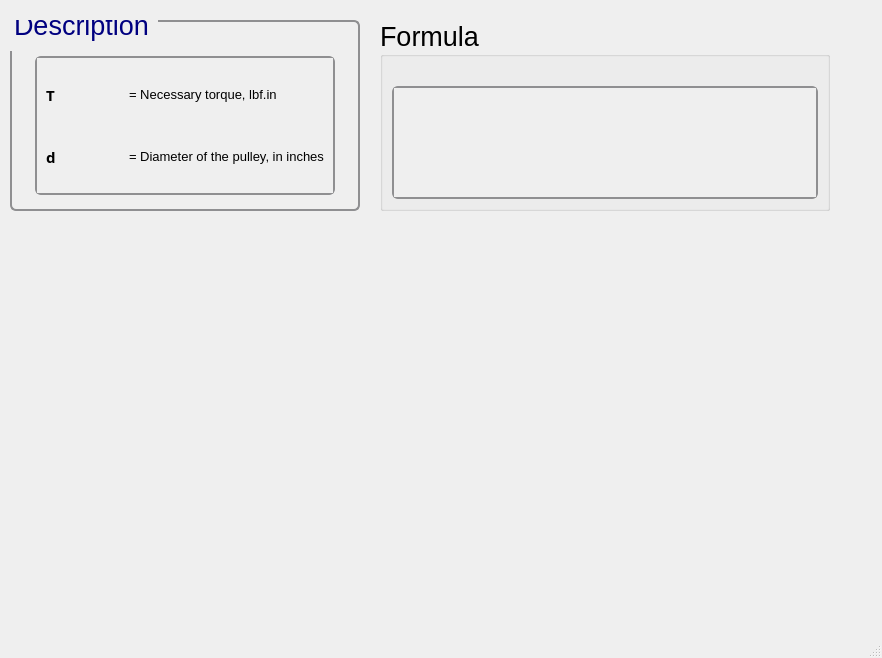
Above: ui/beltf1a_f2.ui from Ah00ra/HNNS before the change. Below: the same form after it.
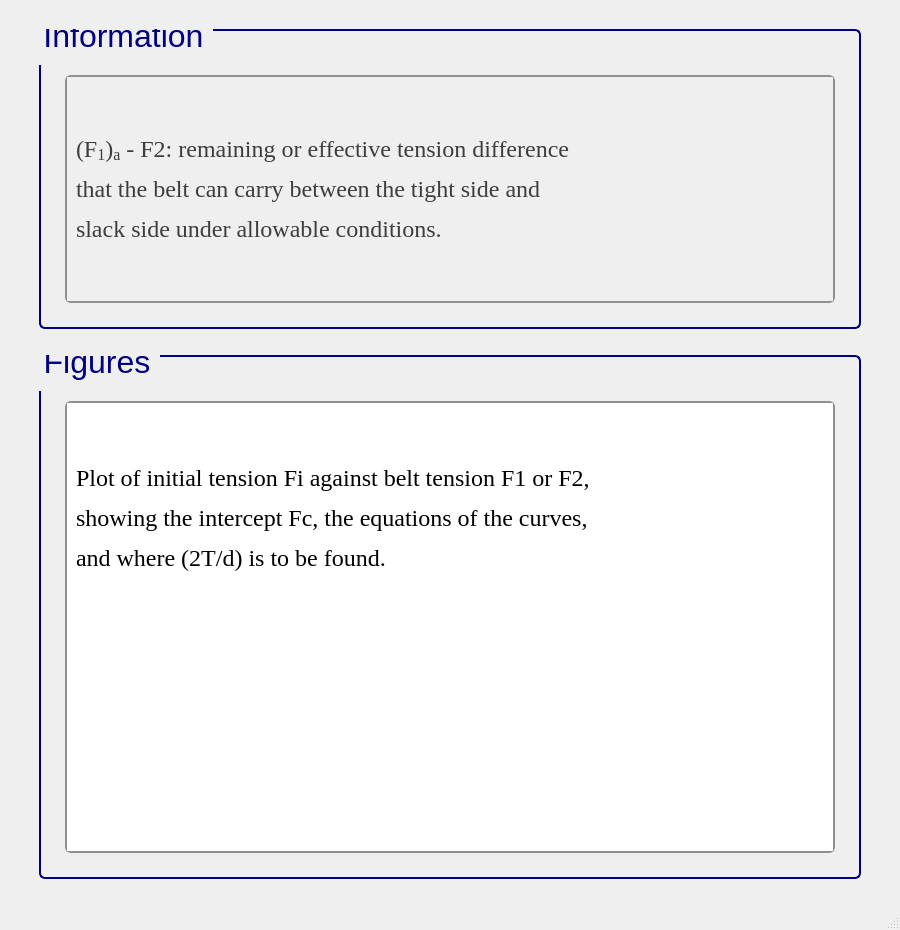
That is the form after the change. Icons and pictures are not drawn.

```diff
--- a/ui/beltf1a_f2.ui
+++ b/ui/beltf1a_f2.ui
@@ -6,45 +6,464 @@
    <rect>
     <x>0</x>
     <y>0</y>
-    <width>882</width>
-    <height>658</height>
+    <width>900</width>
+    <height>930</height>
    </rect>
   </property>
-  <property name="windowTitle">
-   <string>MainWindow</string>
+  <property name="minimumSize">
+   <size>
+    <width>900</width>
+    <height>930</height>
+   </size>
+  </property>
+  <property name="maximumSize">
+   <size>
+    <width>900</width>
+    <height>930</height>
+   </size>
   </property>
   <widget class="QWidget" name="centralwidget">
+   <layout class="QGridLayout" name="gridLayout">
+    <item row="0" column="1">
+     <spacer name="verticalSpacer_26">
+      <property name="orientation">
+       <enum>Qt::Vertical</enum>
+      </property>
+      <property name="sizeType">
+       <enum>QSizePolicy::Fixed</enum>
+      </property>
+      <property name="sizeHint" stdset="0">
+       <size>
+        <width>20</width>
+        <height>20</height>
+       </size>
+      </property>
+     </spacer>
+    </item>
+    <item row="3" column="1">
+     <widget class="QGroupBox" name="groupBox_42">
+      <property name="sizePolicy">
+       <sizepolicy hsizetype="Minimum" vsizetype="Minimum">
+        <horstretch>0</horstretch>
+        <verstretch>0</verstretch>
+       </sizepolicy>
+      </property>
+      <property name="minimumSize">
+       <size>
+        <width>822</width>
+        <height>350</height>
+       </size>
+      </property>
+      <property name="maximumSize">
+       <size>
+        <width>350</width>
+        <height>16777215</height>
+       </size>
+      </property>
+      <property name="font">
+       <font>
+        <family>Segoe UI</family>
+        <pointsize>24</pointsize>
+        <weight>50</weight>
+        <italic>false</italic>
+        <bold>false</bold>
+       </font>
+      </property>
+      <property name="styleSheet">
+       <string notr="true">/* GroupBox styling */
+QGroupBox {
+    border: 2px solid navy;
+    border-radius: 6px;
+    background-color: qlineargradient(x1:0, y1:0, x2:0, y2:1,
+    stop:0 #f6f7fa, stop:1 #dadbde);
+    font: 24pt &quot;Segoe UI&quot;;
+    padding: 5px;
+    color: black;
+}
+
+/* GroupBox title styling */
+QGroupBox::title {
+    subcontrol-origin: margin;
+    subcontrol-position: top left;
+    padding-left: 0px;
+    padding-right: 5px;
+    padding-top: 0px;
+    margin-top: -22px;
+    color: navy;
+    font-weight: bold;
+}
+
+/* Make QScrollArea (only within GroupBox) have a white background with correct border */
+QGroupBox QScrollArea {
+    background-color: white !important;
+    border: 2px solid #8f8f91;
+    border-radius: 6px;
+}
+
+/* Make QScrollArea's viewport white as well */
+QGroupBox QScrollArea QWidget {
+    background-color: white !important;
+}
+
+/* Scrollbar styling inside QScrollArea in QGroupBox */
+QGroupBox QScrollArea QScrollBar:vertical, QGroupBox QScrollArea QScrollBar:horizontal {
+    background: qlineargradient(x1:0, y1:0, x2:0, y2:1,
+    stop:0 #f6f7fa, stop:1 #dadbde);
+    border: 2px solid #8f8f91;
+    border-radius: 6px;
+    width: 14px;
+    height: 14px;
+    margin: 2px 0 2px 0;
+}
+
+/* Remove bottom button of vertical scrollbar */
+QGroupBox QScrollArea QScrollBar::add-line:vertical {
+    height: 0px;
+    width: 0px;
+    border: none;
+    background: none;
+    margin: 0px;
+    padding: 0px;
+}
+
+/* Scrollbar handle */
+QGroupBox QScrollArea QScrollBar::handle:vertical, QGroupBox QScrollArea QScrollBar::handle:horizontal {
+    background: qlineargradient(x1:0, y1:0, x2:0, y2:1,
+    stop:0 #8f8f91, stop:1 #6f6f71);
+    min-height: 20px;
+    border-radius: 6px;
+    border: 1px solid #6f6f71;
+}
+
+QGroupBox QScrollArea QScrollBar::handle:vertical:hover, QGroupBox QScrollArea QScrollBar::handle:horizontal:hover {
+    background: qlineargradient(x1:0, y1:0, x2:0, y2:1,
+    stop:0 #6f6f71, stop:1 #4f4f51);
+    border: 1px solid #4f4f51;
+}
+
+/* Scrollbar sub-line buttons */
+QGroupBox QScrollArea QScrollBar::sub-line:vertical, QGroupBox QScrollArea QScrollBar::add-line:horizontal, QGroupBox QScrollArea QScrollBar::sub-line:horizontal {
+    background: #8f8f91;
+    border: none;
+    border-radius: 3px;
+    height: 14px;
+    width: 14px;
+    subcontrol-origin: margin;
+}
+
+QGroupBox QScrollArea QScrollBar::sub-line:vertical:hover, QGroupBox QScrollArea QScrollBar::add-line:horizontal:hover, QGroupBox QScrollArea QScrollBar::sub-line:horizontal:hover {
+    background: #6f6f71;
+}
+
+/* Transparent page areas */
+QGroupBox QScrollArea QScrollBar::add-page:vertical, QGroupBox QScrollArea QScrollBar::sub-page:vertical,
+QGroupBox QScrollArea QScrollBar::add-page:horizontal, QGroupBox QScrollArea QScrollBar::sub-page:horizontal {
+    background: transparent;
+}
+</string>
+      </property>
+      <property name="title">
+       <string>Figures</string>
+      </property>
+      <layout class="QGridLayout" name="gridLayout_2">
+       <item row="0" column="1">
+        <spacer name="verticalSpacer_41">
+         <property name="orientation">
+          <enum>Qt::Vertical</enum>
+         </property>
+         <property name="sizeType">
+          <enum>QSizePolicy::Fixed</enum>
+         </property>
+         <property name="sizeHint" stdset="0">
+          <size>
+           <width>20</width>
+           <height>30</height>
+          </size>
+         </property>
+        </spacer>
+       </item>
+       <item row="1" column="0">
+        <spacer name="verticalSpacer_39">
+         <property name="orientation">
+          <enum>Qt::Horizontal</enum>
+         </property>
+         <property name="sizeType">
+          <enum>QSizePolicy::Fixed</enum>
+         </property>
+         <property name="sizeHint" stdset="0">
+          <size>
+           <width>10</width>
+           <height>20</height>
+          </size>
+         </property>
+        </spacer>
+       </item>
+       <item row="1" column="1">
+        <widget class="QScrollArea" name="scrollArea_3">
+         <property name="styleSheet">
+          <string notr="true">/* GroupBox styling */
+QGroupBox {
+    border: 2px solid navy;
+    border-radius: 6px;
+    background-color: qlineargradient(x1:0, y1:0, x2:0, y2:1,
+    stop:0 #f6f7fa, stop:1 #dadbde);
+    font: 20pt &quot;Segoe UI&quot;;
+    padding: 5px;
+    color: black;
+}
+
+/* GroupBox title styling */
+QGroupBox::title {
+    subcontrol-origin: margin;
+    subcontrol-position: top left;
+    padding-left: 0px;
+    padding-right: 5px;
+    padding-top: 0px;
+    margin-top: -20px;
+    color: navy;
+    font-weight: bold;
+}
+
+/* Make QScrollArea (only within GroupBox) have a white background with correct border */
+QGroupBox QScrollArea {
+    background-color: white !important;
+    border: 2px solid #8f8f91;
+    border-radius: 6px;
+}
+
+/* Make QScrollArea's viewport white as well */
+QGroupBox QScrollArea QWidget {
+    background-color: white !important;
+}
+
+/* Scrollbar styling inside QScrollArea in QGroupBox */
+QGroupBox QScrollArea QScrollBar:vertical, QGroupBox QScrollArea QScrollBar:horizontal {
+    background: qlineargradient(x1:0, y1:0, x2:0, y2:1,
+    stop:0 #f6f7fa, stop:1 #dadbde);
+    border: 2px solid #8f8f91;
+    border-radius: 6px;
+    width: 14px;
+    height: 14px;
+    margin: 2px 0 2px 0;
+}
+
+/* Remove bottom button of vertical scrollbar */
+QGroupBox QScrollArea QScrollBar::add-line:vertical {
+    height: 0px;
+    width: 0px;
+    border: none;
+    background: none;
+    margin: 0px;
+    padding: 0px;
+}
+
+/* Scrollbar handle */
+QGroupBox QScrollArea QScrollBar::handle:vertical, QGroupBox QScrollArea QScrollBar::handle:horizontal {
+    background: qlineargradient(x1:0, y1:0, x2:0, y2:1,
+    stop:0 #8f8f91, stop:1 #6f6f71);
+    min-height: 20px;
+    border-radius: 6px;
+    border: 1px solid #6f6f71;
+}
+
+QGroupBox QScrollArea QScrollBar::handle:vertical:hover, QGroupBox QScrollArea QScrollBar::handle:horizontal:hover {
+    background: qlineargradient(x1:0, y1:0, x2:0, y2:1,
+    stop:0 #6f6f71, stop:1 #4f4f51);
+    border: 1px solid #4f4f51;
+}
+
+/* Scrollbar sub-line buttons */
+QGroupBox QScrollArea QScrollBar::sub-line:vertical, QGroupBox QScrollArea QScrollBar::add-line:horizontal, QGroupBox QScrollArea QScrollBar::sub-line:horizontal {
+    background: #8f8f91;
+    border: none;
+    border-radius: 3px;
+    height: 14px;
+    width: 14px;
+    subcontrol-origin: margin;
+}
+
+QGroupBox QScrollArea QScrollBar::sub-line:vertical:hover, QGroupBox QScrollArea QScrollBar::add-line:horizontal:hover, QGroupBox QScrollArea QScrollBar::sub-line:horizontal:hover {
+    background: #6f6f71;
+}
+
+/* Transparent page areas */
+QGroupBox QScrollArea QScrollBar::add-page:vertical, QGroupBox QScrollArea QScrollBar::sub-page:vertical,
+QGroupBox QScrollArea QScrollBar::add-page:horizontal, QGroupBox QScrollArea QScrollBar::sub-page:horizontal {
+    background: transparent;
+}
+</string>
+         </property>
+         <property name="widgetResizable">
+          <bool>true</bool>
+         </property>
+         <widget class="QWidget" name="scrollAreaWidgetContents_3">
+          <property name="geometry">
+           <rect>
+            <x>0</x>
+            <y>0</y>
+            <width>733</width>
+            <height>832</height>
+           </rect>
+          </property>
+          <layout class="QGridLayout" name="gridLayout_4">
+           <item row="0" column="0">
+            <widget class="QLabel" name="label_5">
+             <property name="font">
+              <font>
+               <family>Times New Roman</family>
+               <pointsize>18</pointsize>
+               <weight>50</weight>
+               <bold>false</bold>
+              </font>
+             </property>
+             <property name="cursor">
+              <cursorShape>ArrowCursor</cursorShape>
+             </property>
+             <property name="frameShape">
+              <enum>QFrame::NoFrame</enum>
+             </property>
+             <property name="text">
+              <string>&lt;html&gt;&lt;head/&gt;&lt;body&gt;&lt;p&gt;Plot of initial tension Fi against belt tension F1 or F2,&lt;/p&gt;&lt;p&gt;showing the intercept Fc, the equations of the curves, &lt;/p&gt;&lt;p&gt;and where (2T/d) is to be found.&lt;/p&gt;&lt;/body&gt;&lt;/html&gt;</string>
+             </property>
+            </widget>
+           </item>
+           <item row="1" column="0">
+            <widget class="QLabel" name="label">
+             <property name="frameShape">
+              <enum>QFrame::NoFrame</enum>
+             </property>
+             <property name="text">
+              <string>&lt;html&gt;&lt;head/&gt;&lt;body&gt;&lt;p&gt;&lt;img src=&quot;:/info/info/F1a-f2 belt.png&quot;/&gt;&lt;/p&gt;&lt;/body&gt;&lt;/html&gt;</string>
+             </property>
+            </widget>
+           </item>
+          </layout>
+         </widget>
+        </widget>
+       </item>
+       <item row="1" column="2">
+        <spacer name="verticalSpacer_40">
+         <property name="orientation">
+          <enum>Qt::Horizontal</enum>
+         </property>
+         <property name="sizeType">
+          <enum>QSizePolicy::Fixed</enum>
+         </property>
+         <property name="sizeHint" stdset="0">
+          <size>
+           <width>10</width>
+           <height>20</height>
+          </size>
+         </property>
+        </spacer>
+       </item>
+       <item row="2" column="1">
+        <spacer name="verticalSpacer_38">
+         <property name="orientation">
+          <enum>Qt::Vertical</enum>
+         </property>
+         <property name="sizeType">
+          <enum>QSizePolicy::Fixed</enum>
+         </property>
+         <property name="sizeHint" stdset="0">
+          <size>
+           <width>10</width>
+           <height>10</height>
+          </size>
+         </property>
+        </spacer>
+       </item>
+      </layout>
+     </widget>
+    </item>
+    <item row="2" column="1">
+     <spacer name="verticalSpacer_23">
+      <property name="orientation">
+       <enum>Qt::Vertical</enum>
+      </property>
+      <property name="sizeType">
+       <enum>QSizePolicy::Fixed</enum>
+      </property>
+      <property name="sizeHint" stdset="0">
+       <size>
+        <width>20</width>
+        <height>20</height>
+       </size>
+      </property>
+     </spacer>
+    </item>
+    <item row="3" column="2">
+     <spacer name="verticalSpacer_28">
+      <property name="orientation">
+       <enum>Qt::Horizontal</enum>
+      </property>
+      <property name="sizeType">
+       <enum>QSizePolicy::Fixed</enum>
+      </property>
+      <property name="sizeHint" stdset="0">
+       <size>
+        <width>20</width>
+        <height>20</height>
+       </size>
+      </property>
+     </spacer>
+    </item>
+    <item row="4" column="1">
+     <spacer name="verticalSpacer_27">
+      <property name="orientation">
+       <enum>Qt::Vertical</enum>
+      </property>
+      <property name="sizeType">
+       <enum>QSizePolicy::Fixed</enum>
+      </property>
+      <property name="sizeHint" stdset="0">
+       <size>
+        <width>20</width>
+        <height>20</height>
+       </size>
+      </property>
+     </spacer>
+    </item>
+    <item row="3" column="0">
+     <spacer name="verticalSpacer_25">
+      <property name="orientation">
+       <enum>Qt::Horizontal</enum>
+      </property>
+      <property name="sizeType">
+       <enum>QSizePolicy::Fixed</enum>
+      </property>
+      <property name="sizeHint" stdset="0">
+       <size>
+        <width>20</width>
+        <height>20</height>
+       </size>
+      </property>
+     </spacer>
+    </item>
+    <item row="1" column="1">
    <widget class="QGroupBox" name="groupBox_125">
-    <property name="geometry">
-     <rect>
-      <x>10</x>
-      <y>20</y>
-      <width>350</width>
-      <height>191</height>
-     </rect>
-    </property>
     <property name="sizePolicy">
-     <sizepolicy hsizetype="Minimum" vsizetype="Minimum">
+       <sizepolicy hsizetype="Fixed" vsizetype="Fixed">
       <horstretch>0</horstretch>
       <verstretch>0</verstretch>
      </sizepolicy>
     </property>
     <property name="minimumSize">
      <size>
-      <width>350</width>
-      <height>0</height>
+        <width>822</width>
+        <height>300</height>
      </size>
     </property>
     <property name="maximumSize">
      <size>
-      <width>350</width>
-      <height>241</height>
+        <width>822</width>
+        <height>300</height>
      </size>
     </property>
     <property name="font">
      <font>
       <family>Segoe UI</family>
-      <pointsize>20</pointsize>
+        <pointsize>24</pointsize>
       <weight>50</weight>
       <italic>false</italic>
       <bold>false</bold>
@@ -52,11 +471,11 @@
     </property>
     <property name="styleSheet">
      <string notr="true">QGroupBox {
-    border: 2px solid #8f8f91;
+    border: 2px solid navy;
     border-radius: 6px;
     background-color: qlineargradient(x1:0, y1:0, x2:0, y2:1,
                                       stop:0 #f6f7fa, stop:1 #dadbde);
-    font: 20pt &quot;Segoe UI&quot;;
+    font: 24pt &quot;Segoe UI&quot;;
     padding: 5px; /* add padding inside the group box */
     color: black;
 }
@@ -66,33 +485,33 @@
     padding-left: 0px;
     padding-right: 5px;
     padding-top: 0px;
-    margin-top: -20px;  /* shift title up */
+    margin-top: -22px;  /* shift title up */
     color: navy;
     font-weight: bold;
 }
 </string>
     </property>
     <property name="title">
-     <string>Description</string>
+       <string>Information</string>
     </property>
     <layout class="QGridLayout" name="gridLayout_255">
-     <item row="0" column="0">
-      <spacer name="verticalSpacer_125">
+       <item row="1" column="2">
+        <spacer name="verticalSpacer_36">
        <property name="orientation">
-        <enum>Qt::Vertical</enum>
+          <enum>Qt::Horizontal</enum>
        </property>
        <property name="sizeType">
         <enum>QSizePolicy::Fixed</enum>
        </property>
        <property name="sizeHint" stdset="0">
         <size>
-         <width>20</width>
+           <width>10</width>
          <height>20</height>
         </size>
        </property>
       </spacer>
      </item>
-     <item row="1" column="0">
+       <item row="1" column="1">
       <widget class="QScrollArea" name="scrollArea_43">
        <property name="sizePolicy">
         <sizepolicy hsizetype="Minimum" vsizetype="Minimum">
@@ -100,12 +519,6 @@
          <verstretch>0</verstretch>
         </sizepolicy>
        </property>
-       <property name="maximumSize">
-        <size>
-         <width>300</width>
-         <height>361</height>
-        </size>
-       </property>
        <property name="font">
         <font>
          <pointsize>15</pointsize>
@@ -186,225 +599,70 @@
          <rect>
           <x>0</x>
           <y>0</y>
-          <width>296</width>
-          <height>129</height>
-         </rect>
-        </property>
-        <layout class="QGridLayout" name="gridLayout_121">
-         <item row="1" column="1">
-          <widget class="QLabel" name="htext_484">
-           <property name="font">
-            <font>
-             <pointsize>10</pointsize>
-            </font>
-           </property>
-           <property name="text">
-            <string>&lt;html&gt;&lt;head/&gt;&lt;body&gt;&lt;p&gt;= Diameter of the pulley, in inches&lt;/p&gt;&lt;/body&gt;&lt;/html&gt;</string>
-           </property>
-          </widget>
-         </item>
-         <item row="1" column="0">
-          <widget class="QLabel" name="label_80">
-           <property name="font">
-            <font>
-             <family>Segoe UI Variable Small Semibol</family>
-             <pointsize>11</pointsize>
-             <weight>75</weight>
-             <bold>true</bold>
-            </font>
-           </property>
-           <property name="text">
-            <string>d</string>
-           </property>
-          </widget>
-         </item>
+            <width>754</width>
+            <height>212</height>
+           </rect>
+          </property>
+          <layout class="QGridLayout" name="gridLayout_3">
          <item row="0" column="0">
-          <widget class="QLabel" name="label_81">
+            <widget class="QLabel" name="label_3">
            <property name="font">
             <font>
-             <family>Segoe UI Variable Text Semibold</family>
-             <pointsize>11</pointsize>
-             <weight>75</weight>
-             <bold>true</bold>
-            </font>
-           </property>
+               <family>Times New Roman</family>
+               <pointsize>18</pointsize>
+               <weight>50</weight>
+               <bold>false</bold>
+              </font>
+             </property>
+             <property name="cursor">
+              <cursorShape>ArrowCursor</cursorShape>
+             </property>
+             <property name="frameShape">
+              <enum>QFrame::NoFrame</enum>
+             </property>
            <property name="text">
-            <string>&lt;html&gt;&lt;head/&gt;&lt;body&gt;&lt;p&gt;T&lt;/p&gt;&lt;/body&gt;&lt;/html&gt;</string>
-           </property>
-          </widget>
+              <string>&lt;html&gt;&lt;head/&gt;&lt;body&gt;&lt;p&gt;&lt;span style=&quot; color:#3d3d3d;&quot;&gt;(F&lt;/span&gt;&lt;span style=&quot; color:#3d3d3d; vertical-align:sub;&quot;&gt;1&lt;/span&gt;&lt;span style=&quot; color:#3d3d3d;&quot;&gt;)&lt;/span&gt;&lt;span style=&quot; color:#3d3d3d; vertical-align:sub;&quot;&gt;a&lt;/span&gt;&lt;span style=&quot; color:#3d3d3d;&quot;&gt; - F2: remaining or effective tension difference &lt;/span&gt;&lt;/p&gt;&lt;p&gt;&lt;span style=&quot; color:#3d3d3d;&quot;&gt;that the belt can carry between the tight side and &lt;/span&gt;&lt;/p&gt;&lt;p&gt;&lt;span style=&quot; color:#3d3d3d;&quot;&gt;slack side under allowable conditions.&lt;/span&gt;&lt;/p&gt;&lt;/body&gt;&lt;/html&gt;</string>
+             </property>
+            </widget>
+           </item>
+          </layout>
+         </widget>
+        </widget>
+       </item>
+       <item row="2" column="1">
+        <spacer name="verticalSpacer_37">
+         <property name="orientation">
+          <enum>Qt::Vertical</enum>
+         </property>
+         <property name="sizeType">
+          <enum>QSizePolicy::Fixed</enum>
+         </property>
+         <property name="sizeHint" stdset="0">
+          <size>
+           <width>10</width>
+           <height>10</height>
+          </size>
+         </property>
+        </spacer>
+       </item>
+       <item row="1" column="0">
+        <spacer name="verticalSpacer_34">
+         <property name="orientation">
+          <enum>Qt::Horizontal</enum>
+         </property>
+         <property name="sizeType">
+          <enum>QSizePolicy::Fixed</enum>
+         </property>
+         <property name="sizeHint" stdset="0">
+          <size>
+           <width>10</width>
+           <height>20</height>
+          </size>
+         </property>
+        </spacer>
          </item>
          <item row="0" column="1">
-          <widget class="QLabel" name="htext_485">
-           <property name="font">
-            <font>
-             <family>MS Shell Dlg 2</family>
-             <pointsize>10</pointsize>
-            </font>
-           </property>
-           <property name="text">
-            <string>&lt;html&gt;&lt;head/&gt;&lt;body&gt;&lt;p align=&quot;justify&quot;&gt;= Necessary torque, lbf.in&lt;/p&gt;&lt;/body&gt;&lt;/html&gt;</string>
-           </property>
-          </widget>
-         </item>
-        </layout>
-       </widget>
-      </widget>
-     </item>
-    </layout>
-   </widget>
-   <widget class="QGroupBox" name="groupBox_126">
-    <property name="geometry">
-     <rect>
-      <x>380</x>
-      <y>20</y>
-      <width>450</width>
-      <height>191</height>
-     </rect>
-    </property>
-    <property name="sizePolicy">
-     <sizepolicy hsizetype="Minimum" vsizetype="Minimum">
-      <horstretch>0</horstretch>
-      <verstretch>0</verstretch>
-     </sizepolicy>
-    </property>
-    <property name="minimumSize">
-     <size>
-      <width>450</width>
-      <height>0</height>
-     </size>
-    </property>
-    <property name="maximumSize">
-     <size>
-      <width>450</width>
-      <height>241</height>
-     </size>
-    </property>
-    <property name="font">
-     <font>
-      <family>Segoe UI</family>
-      <pointsize>20</pointsize>
-      <weight>50</weight>
-      <italic>false</italic>
-      <bold>false</bold>
-     </font>
-    </property>
-    <property name="title">
-     <string>Formula</string>
-    </property>
-    <layout class="QGridLayout" name="gridLayout_256">
-     <item row="1" column="0">
-      <widget class="QScrollArea" name="scrollArea_44">
-       <property name="sizePolicy">
-        <sizepolicy hsizetype="Minimum" vsizetype="Minimum">
-         <horstretch>0</horstretch>
-         <verstretch>0</verstretch>
-        </sizepolicy>
-       </property>
-       <property name="font">
-        <font>
-         <family>Segoe UI</family>
-         <pointsize>15</pointsize>
-         <weight>50</weight>
-         <italic>false</italic>
-         <bold>false</bold>
-        </font>
-       </property>
-       <property name="styleSheet">
-        <string notr="true">QScrollArea {
-    background: qlineargradient(x1:0, y1:0, x2:0, y2:1,
-                               stop:0 #f6f7fa, stop:1 #dadbde);
-    border: 2px solid #8f8f91;
-    border-radius: 6px;
-}
-
-QScrollArea QScrollBar:vertical, QScrollArea QScrollBar:horizontal {
-    background: qlineargradient(x1:0, y1:0, x2:0, y2:1,
-                               stop:0 #f6f7fa, stop:1 #dadbde);
-    border: 2px solid #8f8f91;
-    border-radius: 6px;
-    width: 14px;
-    height: 14px;
-    margin: 2px 0 2px 0;
-}
-
-/* Completely remove the bottom button of the vertical scrollbar */
-QScrollArea QScrollBar::add-line:vertical {
-    height: 0px;
-    width: 0px;
-    border: none;
-    background: none;
-    margin: 0px;
-    padding: 0px;
-}
-
-QScrollArea QScrollBar::handle:vertical, QScrollArea QScrollBar::handle:horizontal {
-    background: qlineargradient(x1:0, y1:0, x2:0, y2:1,
-                               stop:0 #8f8f91, stop:1 #6f6f71);
-    min-height: 20px;
-    border-radius: 6px;
-    border: 1px solid #6f6f71;
-}
-
-QScrollArea QScrollBar::handle:vertical:hover, QScrollArea QScrollBar::handle:horizontal:hover {
-    background: qlineargradient(x1:0, y1:0, x2:0, y2:1,
-                               stop:0 #6f6f71, stop:1 #4f4f51);
-    border: 1px solid #4f4f51;
-}
-
-QScrollArea QScrollBar::sub-line:vertical, QScrollArea QScrollBar::add-line:horizontal, QScrollArea QScrollBar::sub-line:horizontal {
-    background: #8f8f91;
-    border: none;
-    border-radius: 3px;
-    height: 14px;
-    width: 14px;
-    subcontrol-origin: margin;
-}
-
-QScrollArea QScrollBar::sub-line:vertical:hover, QScrollArea QScrollBar::add-line:horizontal:hover, QScrollArea QScrollBar::sub-line:horizontal:hover {
-    background: #6f6f71;
-}
-
-QScrollArea QScrollBar::add-page:vertical, QScrollArea QScrollBar::sub-page:vertical,
-QScrollArea QScrollBar::add-page:horizontal, QScrollArea QScrollBar::sub-page:horizontal {
-    background: transparent;
-}
-</string>
-       </property>
-       <property name="verticalScrollBarPolicy">
-        <enum>Qt::ScrollBarAsNeeded</enum>
-       </property>
-       <property name="widgetResizable">
-        <bool>true</bool>
-       </property>
-       <widget class="QWidget" name="scrollAreaWidgetContents_44">
-        <property name="geometry">
-         <rect>
-          <x>0</x>
-          <y>0</y>
-          <width>422</width>
-          <height>97</height>
-         </rect>
-        </property>
-        <layout class="QGridLayout" name="gridLayout_257">
-         <item row="0" column="0">
-          <widget class="QLabel" name="htext_489">
-           <property name="font">
-            <font>
-             <family>MS Shell Dlg 2</family>
-             <pointsize>10</pointsize>
-            </font>
-           </property>
-           <property name="text">
-            <string>&lt;html&gt;&lt;head/&gt;&lt;body&gt;&lt;p&gt;&lt;img src=&quot;:/desc/images/F1a - f2.png&quot;/&gt;&lt;/p&gt;&lt;/body&gt;&lt;/html&gt;</string>
-           </property>
-          </widget>
-         </item>
-        </layout>
-       </widget>
-      </widget>
-     </item>
-     <item row="0" column="0">
-      <spacer name="verticalSpacer_126">
+        <spacer name="verticalSpacer_35">
        <property name="orientation">
         <enum>Qt::Vertical</enum>
        </property>
@@ -414,13 +672,15 @@
        <property name="sizeHint" stdset="0">
         <size>
          <width>20</width>
-         <height>20</height>
+           <height>30</height>
         </size>
        </property>
       </spacer>
      </item>
     </layout>
    </widget>
+    </item>
+   </layout>
   </widget>
   <widget class="QMenuBar" name="menubar">
    <property name="geometry">
```
Left out of the diff: 8 changed lines with no effect on the pictures. Lines whose indentation alone changed are shown as unchanged.
